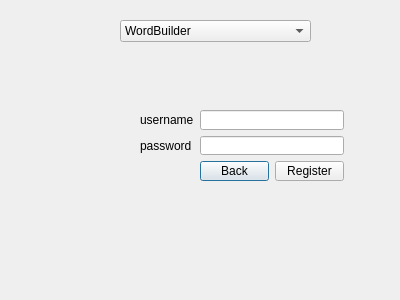
Qt form client/src/ui/registerdialog_ui.ui (Nihileon/word-elimination) before a commit.
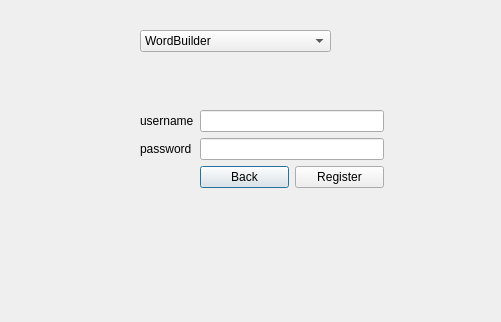
The same form after that commit. Custom widgets are drawn as their Qt base class.

What changed in the file:
```diff
--- a/client/src/ui/registerdialog_ui.ui
+++ b/client/src/ui/registerdialog_ui.ui
@@ -6,8 +6,8 @@
    <rect>
     <x>0</x>
     <y>0</y>
-    <width>400</width>
-    <height>300</height>
+    <width>501</width>
+    <height>322</height>
    </rect>
   </property>
   <property name="windowTitle">
@@ -18,8 +18,8 @@
     <rect>
      <x>140</x>
      <y>110</y>
-     <width>204</width>
-     <height>71</height>
+     <width>244</width>
+     <height>114</height>
     </rect>
    </property>
    <layout class="QFormLayout" name="formLayout">
@@ -33,17 +33,21 @@
     <item row="0" column="1">
      <widget class="QLineEdit" name="usernameLineEdit"/>
     </item>
-    <item row="1" column="0">
+    <item row="2" column="0">
      <widget class="QLabel" name="passwordLabel">
       <property name="text">
        <string>password</string>
       </property>
      </widget>
     </item>
-    <item row="1" column="1">
-     <widget class="QLineEdit" name="passwordLineEdit"/>
-    </item>
     <item row="2" column="1">
+     <widget class="QtMaterialTextField" name="passwordLineEdit">
+      <property name="toolTip">
+       <string>&lt;html&gt;&lt;head/&gt;&lt;body&gt;&lt;p&gt;123&lt;/p&gt;&lt;/body&gt;&lt;/html&gt;</string>
+      </property>
+     </widget>
+    </item>
+    <item row="3" column="1">
      <layout class="QHBoxLayout" name="horizontalLayout">
       <item>
        <widget class="QPushButton" name="backPushBotton">
@@ -66,8 +70,8 @@
   <widget class="QComboBox" name="characterComboBox">
    <property name="geometry">
     <rect>
-     <x>120</x>
-     <y>20</y>
+     <x>140</x>
+     <y>30</y>
      <width>191</width>
      <height>22</height>
     </rect>
@@ -84,6 +88,18 @@
    </item>
   </widget>
  </widget>
+ <customwidgets>
+  <customwidget>
+   <class>QtMaterialFlatButton</class>
+   <extends>QPushButton</extends>
+   <header location="global">qtmaterialflatbutton.h</header>
+  </customwidget>
+  <customwidget>
+   <class>QtMaterialTextField</class>
+   <extends>QLineEdit</extends>
+   <header location="global">qtmaterialtextfield.h</header>
+  </customwidget>
+ </customwidgets>
  <resources/>
  <connections/>
 </ui>
```
Left out of the diff: 20 changed lines with no effect on the pictures.
